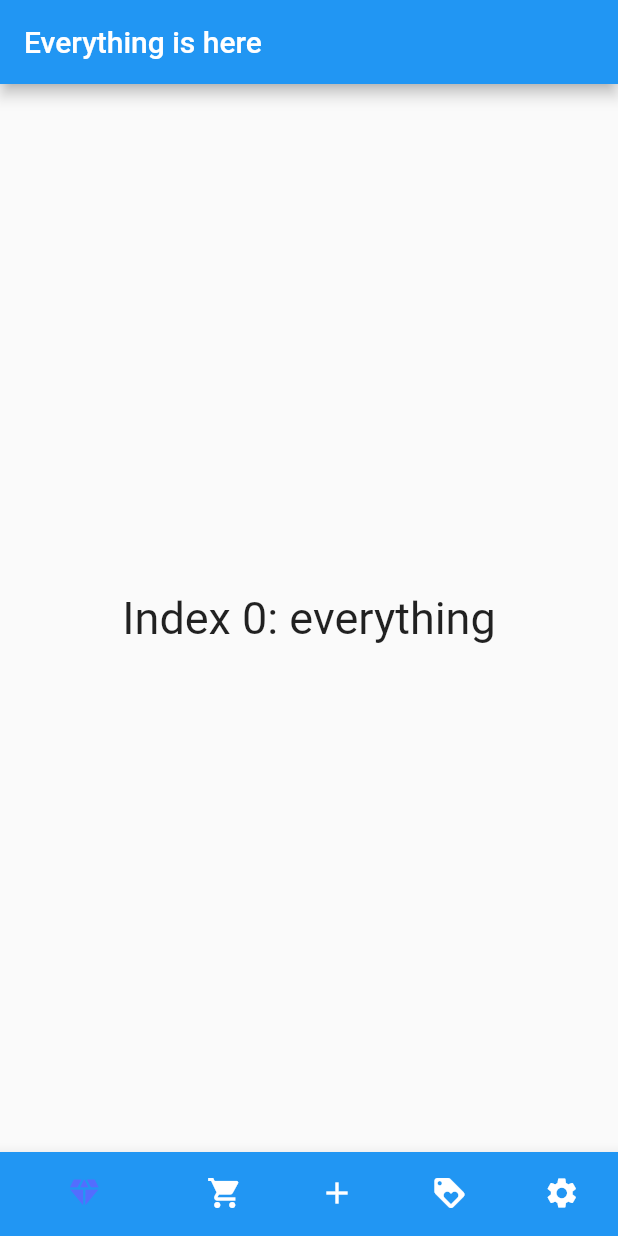
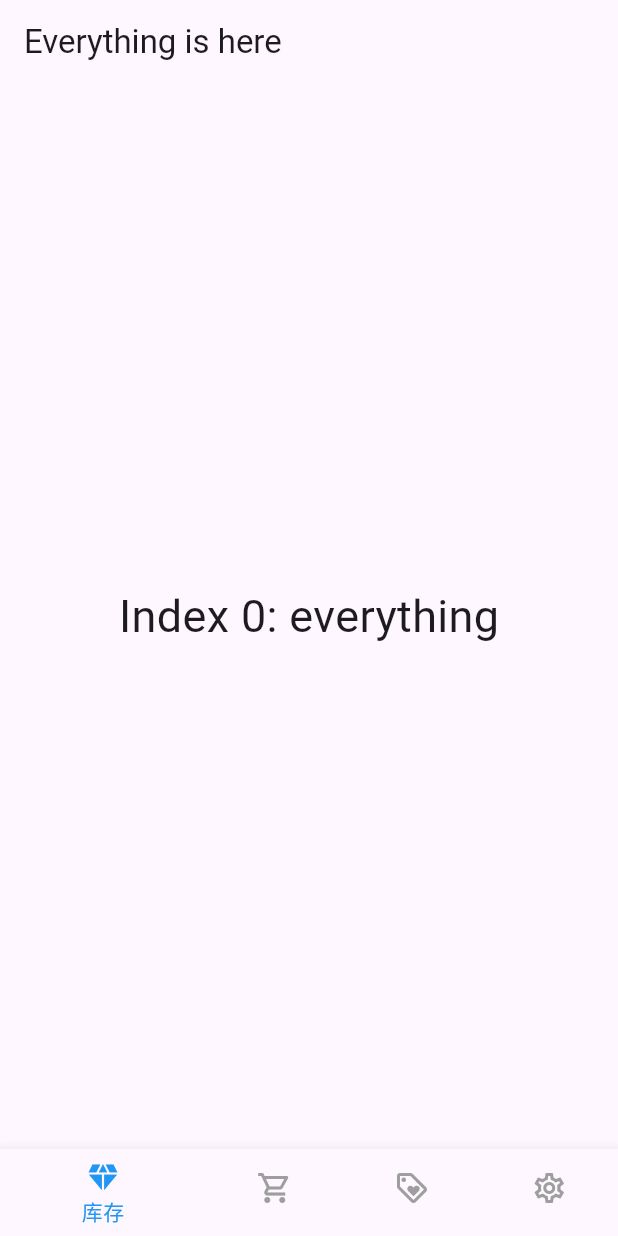
Before and after one commit to lonastation/corvus, a Flutter app: the screen it shows after launch, on a phone screen of 412 x 824 dp. Run offline on Flutter 3.47's test engine with Material 2 defaults, Android fonts, the phone set to English and light mode, and no system bars.

Commit message:
nav theme

```diff
--- a/lib/bottom_navigation_box.dart
+++ b/lib/bottom_navigation_box.dart
@@ -23,15 +23,11 @@ class _BottomNavigationBarBoxState extends State<BottomNavigationBox> {
       style: optionStyle,
     ),
     Text(
-      'Index 2: Add',
+      'Index 2: Tag/Category',
       style: optionStyle,
     ),
     Text(
-      'Index 3: Tag/Category',
-      style: optionStyle,
-    ),
-    Text(
-      'Index 4: Setting',
+      'Index 3: Setting',
       style: optionStyle,
     ),
   ];
@@ -54,35 +50,51 @@ class _BottomNavigationBarBoxState extends State<BottomNavigationBox> {
       bottomNavigationBar: BottomNavigationBar(
         items: const <BottomNavigationBarItem>[
           BottomNavigationBarItem(
-            icon: Icon(Icons.diamond),
-            label: '',
-            backgroundColor: Colors.blue,
+            icon: Icon(
+              Icons.diamond_outlined,
+            ),
+            activeIcon: Icon(
+              Icons.diamond,
+            ),
+            label: '库存',
+            // backgroundColor: Colors.blue,
           ),
           BottomNavigationBarItem(
-            icon: Icon(Icons.local_grocery_store),
-            label: '',
-            backgroundColor: Colors.green,
+            icon: Icon(
+              Icons.local_grocery_store_outlined,
+            ),
+            activeIcon: Icon(
+              Icons.local_grocery_store,
+            ),
+            label: '补货',
+            // backgroundColor: Colors.green,
           ),
           BottomNavigationBarItem(
-            icon: Icon(Icons.add),
-            label: '',
-            backgroundColor: Colors.orange,
+            icon: Icon(
+              Icons.loyalty_outlined,
+            ),
+            activeIcon: Icon(
+              Icons.loyalty,
+            ),
+            label: '标签',
+            // backgroundColor: Colors.pinkAccent,
           ),
           BottomNavigationBarItem(
-            icon: Icon(Icons.loyalty),
-            label: '',
-            backgroundColor: Colors.pinkAccent,
-          ),
-          BottomNavigationBarItem(
-            icon: Icon(Icons.settings),
-            label: '',
-            backgroundColor: Colors.teal,
+            icon: Icon(
+              Icons.settings_outlined,
+            ),
+            activeIcon: Icon(
+              Icons.settings
+            ),
+            label: '设置',
+            // backgroundColor: Colors.teal,
           ),
         ],
         currentIndex: _selectedIndex,
-        selectedItemColor: Colors.indigoAccent,
+        selectedItemColor: Colors.blue,
+        unselectedItemColor: Colors.grey,
         onTap: _onItemTapped,
-        selectedLabelStyle: const TextStyle(fontSize: 0),
+        selectedLabelStyle: const TextStyle(fontSize: 14),
         unselectedLabelStyle: const TextStyle(fontSize: 0),
       ),
     );
--- a/lib/main.dart
+++ b/lib/main.dart
@@ -10,8 +10,11 @@ class MyApp extends StatelessWidget {
 
   @override
   Widget build(BuildContext context) {
-    return const MaterialApp(
-      home: BottomNavigationBox(),
+    return MaterialApp(
+      home: const BottomNavigationBox(),
+      theme: ThemeData(
+        useMaterial3: true,
+      ),
     );
   }
 }
--- a/pubspec.yaml
+++ b/pubspec.yaml
@@ -35,6 +35,8 @@ dependencies:
   # The following adds the Cupertino Icons font to your application.
   # Use with the CupertinoIcons class for iOS style icons.
   cupertino_icons: ^1.0.2
+  sqflite: ^2.3.0
+  path: ^1.8.3
 
 dev_dependencies:
   flutter_test:
```
Also changed, not shown: pubspec.lock, 5 other files.
